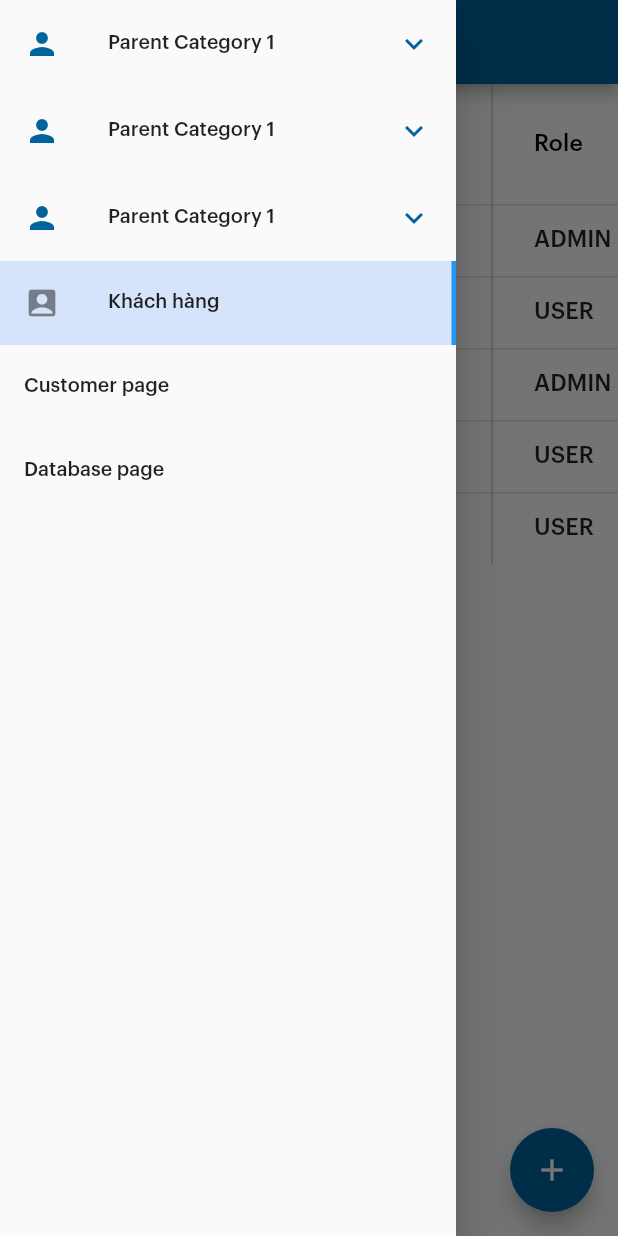
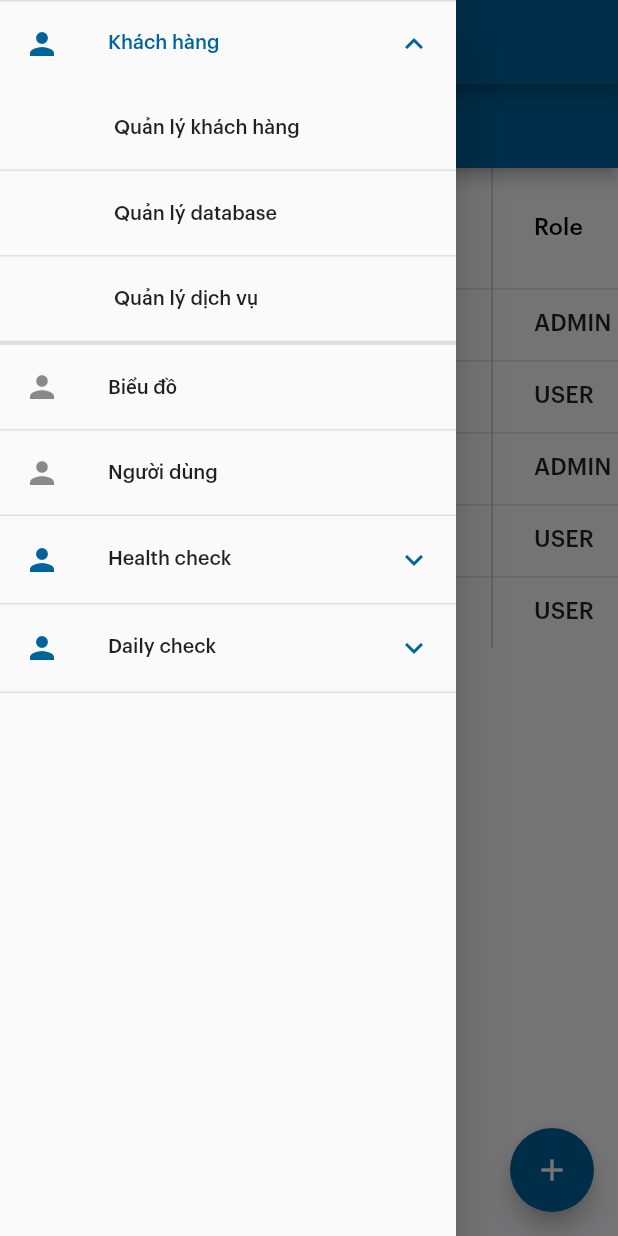
Before and after one commit to ssbdade/temp_good_food, a Flutter app: the screen it shows after launch, in the side drawer, after a tap on "Khách hàng", on a phone screen of 412 x 824 dp. Run offline on Flutter 3.47's test engine with Material 2 defaults, Android fonts, the phone set to English and light mode, and no system bars; our stand-ins replace dropdown_button2, fl_chart, flutter_screenutil, flutter_svg, get, google_fonts.

Commit message:
drawer + manager

```diff
--- a/lib/app/modules/customer_page/views/customer_page_view.dart
+++ b/lib/app/modules/customer_page/views/customer_page_view.dart
@@ -15,6 +15,10 @@ class CustomerPageView extends GetView<CustomerPageController> {
   Widget build(BuildContext context) {
     Get.put(CustomerPageController());
     return Scaffold(
+      appBar: AppBar(
+        title: Text('Người dùng'),
+        centerTitle: true,
+      ),
       body:  SingleChildScrollView(
         scrollDirection: Axis.horizontal,
         child: GetBuilder<CustomerPageController>(builder: (context) {
--- a/lib/app/modules/database_page/views/database_page_view.dart
+++ b/lib/app/modules/database_page/views/database_page_view.dart
@@ -15,6 +15,12 @@ class DatabasePageView extends GetView<DatabasePageController> {
   Widget build(BuildContext context) {
     Get.lazyPut(() => DatabasePageController());
     return Scaffold(
+      appBar: AppBar(
+        centerTitle: true,
+        title: Text(
+          'Quản lý Database',
+        ),
+      ),
       body: SingleChildScrollView(
         scrollDirection: Axis.horizontal,
         child: GetBuilder<DatabasePageController>(builder: (context) {
--- a/lib/app/modules/drawer/controllers/drawer_page_controller.dart
+++ b/lib/app/modules/drawer/controllers/drawer_page_controller.dart
@@ -2,6 +2,7 @@ import 'package:flutter/material.dart';
 import 'package:get/get.dart';
 import 'package:temp_good_food/app/modules/customer_page/views/customer_page_view.dart';
 import 'package:temp_good_food/app/modules/database_page/views/database_page_view.dart';
+import 'package:temp_good_food/app/modules/drawer/views/drawer_view.dart';
 
 class DrawerPageController extends GetxController {
   //TODO: Implement DrawerController
@@ -22,5 +23,9 @@ class DrawerPageController extends GetxController {
     const DatabasePageView(),
   ];
 
+  RxInt selectedIndex = (-1).obs;
+
+  RxList<int> selected = [-1,-1].obs;
+
 
 }
--- a/lib/app/modules/drawer/views/drawer_view.dart
+++ b/lib/app/modules/drawer/views/drawer_view.dart
@@ -1,98 +1,24 @@
-import 'package:expandable/expandable.dart';
 import 'package:flutter/material.dart';
 
 import 'package:get/get.dart';
 import 'package:temp_good_food/app/modules/drawer/controllers/drawer_page_controller.dart';
-import 'package:temp_good_food/app/modules/drawer/views/panl.dart';
+import 'package:temp_good_food/app/routes/app_pages.dart';
+import 'package:temp_good_food/app/utils/theme/app_colors.dart';
 
 class DrawerView extends GetView<DrawerPageController> {
   const DrawerView({Key? key}) : super(key: key);
   @override
   Widget build(BuildContext context) {
-
     return Scaffold(
       appBar: AppBar(
-        title: Obx(() => Text(controller.pages[controller.index.value].toString())),
+        title: Obx(
+            () => Text(controller.pages[controller.index.value].toString())),
         centerTitle: true,
       ),
       drawer: Drawer(
-        child:  ListView(
+        child: ListView(
           children: [
             ListPanel(),
-            // Panel(),
-            // Panel(),
-            // Panel(),
-            // ExpansionTile(
-            //     collapsedTextColor: Colors.blue,
-            //     childrenPadding: const EdgeInsets.all(8.0),
-            //     leading: Icon(
-            //       Icons.account_box,
-            //     ),
-            //     title: ListTile(
-            //       leading: Text(
-            //         'Introduction',
-            //         style: Theme.of(context).textTheme.headline6,
-            //       ),
-            //     ),
-            //     children: [
-            //       ListTile(
-            //         selected: true,
-            //         selectedColor: Colors.red,
-            //         selectedTileColor: Colors.red,
-            //         title: Text(
-            //           'Introduction',
-            //           style: Theme.of(context).textTheme.headline6,
-            //         ),
-            //       ),
-            //       ListTile(
-            //         title: Text(
-            //           'Introduction2',
-            //           style: Theme.of(context).textTheme.headline6,
-            //         ),
-            //       ),
-            //       ListTile(
-            //         title: Text(
-            //           'Introduction3',
-            //           style: Theme.of(context).textTheme.headline6,
-            //         ),
-            //       ),
-            //     ] // Some list of List Tile's or widget of that kind,
-            // ),
-            Container(
-              decoration: BoxDecoration(
-                border: Border(
-                  right: BorderSide(width: 3, color: Colors.blue),
-                ),
-                color: Colors.blueAccent.withOpacity(0.2),
-              ),
-              child: ListTile(
-                title: const Text(
-                  'Khách hàng',
-                ),
-                onTap: () {
-                  controller.onTapDrawerItem(0);
-                },
-                leading: const Icon(
-                  Icons.account_box,
-                ),
-              ),
-            ),
-            ListTile(
-              title: const Text(
-                'Customer page',
-              ),
-              onTap: () {
-                controller.onTapDrawerItem(0);
-              },
-            ),
-            ListTile(
-              title: const Text(
-                'Database page',
-              ),
-              onTap: () {
-                controller.onTapDrawerItem(1);
-              },
-            ),
           ],
         ),
       ),
@@ -104,21 +30,27 @@ class DrawerView extends GetView<DrawerPageController> {
 class Panel extends StatefulWidget {
   const Panel({
     Key? key,
-     required this.itemIndex,
+    required this.panelIndex,
+    required this.panelTitle,
+    required this.titleList,
+    required this.isSelected,
+    required this.onTap,
+    required this.routes,
     // required this.callback
   }) : super(key: key);
- final int itemIndex;
+  final int panelIndex;
+  final bool isSelected;
+  final String panelTitle;
+  final List<String> titleList;
+  final List<String> routes;
+  final Function(int value) onTap;
   // final VoidCallback callback;
-
-
 
   @override
   State<Panel> createState() => _PanelState();
 }
 
 class _PanelState extends State<Panel> {
-  List<int> selectedIndex = [];
-
   // @override
   // void didUpdateWidget(covariant Panel oldWidget) {
   //
@@ -130,32 +62,74 @@ class _PanelState extends State<Panel> {
   //
   //   super.didUpdateWidget(oldWidget);
   // }
+  DrawerPageController controller = Get.find();
   @override
   Widget build(BuildContext context) {
-    List<Widget> listItem = List.generate(3, (index) => ListTile(
-      selected: selectedIndex == [index, widget.itemIndex],
-      selectedTileColor: Colors.red,
-      title: Padding(
-        padding: EdgeInsets.only(left:60),
-        child: Text("Child Category $index}"),
+    // List<Widget> listItem = List.generate(3, (index) => ListTile(
+    //     selected: controller.selectedIndex == [index, widget.panelIndex],
+    //     selectedTileColor: Colors.red,
+    //     title: Padding(
+    //       padding: EdgeInsets.only(left:60),
+    //       child: Text("Child Category $index}"),
+    //     ),
+    //     onTap: (){
+    //       //action on press
+    //       print(index);
+    //       setState(() {
+    //         controller.selectedIndex = [index, widget.panelIndex];
+    //         print([index, widget.panelIndex]);
+    //       });
+    //       // widget.callback();
+    //     },
+    //   ),
+    // );
+    return Container(
+      decoration: BoxDecoration(
+        border: Border(
+            bottom: BorderSide(
+              color: Colors.black.withOpacity(0.1), width: 1,
+            )
         ),
-      onTap: (){
-        //action on press
-        print(index);
-        setState(() {
-          selectedIndex = [index, widget.itemIndex];
-          print(selectedIndex);
-          print([index, widget.itemIndex]);
-        });
-        // widget.callback();
-      },
-    ),);
-    return ExpansionTile(
-
-      title: Text("Parent Category 1"),
+      ),
+      child: ExpansionTile(
+        title: Text(widget.panelTitle),
         leading: Icon(Icons.person), //add icon
         // childrenPadding: EdgeInsets.only(left:60), //children padding
-      children: listItem,
+        children: List.generate(
+          widget.titleList.length,
+          (index) => Obx(
+            () => Container(
+              decoration: BoxDecoration(
+                  border: Border(
+                left: controller.selected[0] == widget.panelIndex &&
+                        controller.selectedIndex.value == index
+                    ? BorderSide(color: Color(0xFF240066), width: 4)
+                    : BorderSide.none,
+                      bottom: BorderSide(
+                        color: Colors.black.withOpacity(0.1), width: 1,
+                      )
+              )),
+              child: ListTile(
+                  selected: controller.selected[0] == widget.panelIndex &&
+                      controller.selectedIndex.value == index,
+                  selectedTileColor: const Color(0xFF4D7FF8).withOpacity(0.1),
+                  selectedColor: HexColor('#1E3161'),
+                  title: Padding(
+                    padding: EdgeInsets.only(left: 60),
+                    child: Text(
+                      widget.titleList[index],
+                    ),
+                  ),
+                  onTap: () {
+                    widget.onTap(index);
+                    controller.update();
+                    print(controller.selected);
+                    Routes.toNamed(widget.routes[index]);
+                  }),
+            ),
+          ),
+        ),
+      ),
     );
   }
 }
@@ -168,13 +142,113 @@ class ListPanel extends StatefulWidget {
 }
 
 class _ListPanelState extends State<ListPanel> {
-  int selected= 0;
+  DrawerPageController controller = Get.find();
   @override
   Widget build(BuildContext context) {
     return Column(
-      children: List.generate(3, (index) => Panel(
-         itemIndex: index,
+      children: List.generate(
+        drawerTitle.length,
+        (index) {
+          if(drawerTitle[index]['list'] == 'none') {
+            return Obx(
+                  () => Container(
+                decoration: BoxDecoration(
+                    border: Border(
+                      left: controller.selected[0] == index
+                          ? const BorderSide(color: Color(0xFF240066), width: 4)
+                          : BorderSide.none,
+                      bottom: BorderSide(
+                        color: Colors.black.withOpacity(0.1), width: 1,
+                      )
                     )),
+                child: ListTile(
+                  leading: Icon(Icons.person),
+                    selected: controller.selected[0] == index,
+                    selectedTileColor: const Color(0xFF4D7FF8).withOpacity(0.1),
+                    selectedColor: HexColor('#1E3161'),
+                    title: Text(
+                      drawerTitle[index]['name'],
+                    ),
+                    onTap: () {
+                      controller.update();
+                      controller.selected[0] = index;
+                      print(controller.selected);
+                      Routes.toNamed(drawerTitle[index]['routes']);
+                    }),
+              ),
+            );
+          }
+          else {
+            return Obx(
+                  () => Panel(
+                isSelected: controller.selected[0] == index &&
+                    controller.selected[1] == controller.selectedIndex.value,
+                panelIndex: index,
+                panelTitle: drawerTitle[index]['name'],
+                titleList: drawerTitle[index]['list'],
+                routes: drawerTitle[index]['routes'],
+                onTap: (value) {
+                  controller.selectedIndex.value = value;
+                  controller.selected.value = [index, value];
+                  // print(controller.selected);
+                },
+              ),
             );
           }
         }
+      ),
+    );
+  }
+}
+
+List<dynamic> drawerTitle = [
+  {
+    'name': 'Khách hàng',
+    'list': [
+      'Quản lý khách hàng',
+      'Quản lý database',
+      'Quản lý dịch vụ',
+    ],
+    'routes': [
+      '/customer_manager',
+      '/database_manager',
+      '/service_manager',
+    ]
+  },
+  {
+    'name': 'Biểu đồ',
+    'list': 'none',
+    'routes': '/stats',
+  },
+  {
+    'name': 'Người dùng',
+    'list': 'none',
+    'routes': '/customer',
+  },
+  {
+    'name': 'Health check',
+    'list': [
+      'Tạo báo báo',
+      'Quản lý báo cáo',
+    ],
+    'routes': [
+      '/hc_create_report',
+      '/hc_report_manager',
+    ]
+  },
+  {
+    'name': 'Daily check',
+    'list': [
+      'Tạo báo cáo',
+      'Quản lý báo cáo',
+      'Xem dữ liệu',
+      'Quản lý lock',
+    ],
+    'routes': [
+      '/daily_create_report',
+      '/daily_report_manager',
+      '/stats',
+      '/log_manager',
+    ]
+  }
+];
--- a/lib/app/routes/app_pages.dart
+++ b/lib/app/routes/app_pages.dart
@@ -1,5 +1,7 @@
 import 'package:get/get.dart';
 
+import '../modules/customer_manager/bindings/customer_manager_binding.dart';
+import '../modules/customer_manager/views/customer_manager_view.dart';
 import '../modules/customer_page/bindings/customer_page_binding.dart';
 import '../modules/customer_page/views/customer_page_view.dart';
 import '../modules/database_page/bindings/database_page_binding.dart';
@@ -30,5 +32,10 @@ class AppPages {
       page: () => const CustomerPageView(),
       binding: CustomerPageBinding(),
     ),
+    GetPage(
+      name: _Paths.CUSTOMER_MANAGER,
+      page: () => const CustomerManagerView(),
+      binding: CustomerManagerBinding(),
+    ),
   ];
 }
--- a/lib/app/routes/app_routes.dart
+++ b/lib/app/routes/app_routes.dart
@@ -41,6 +41,7 @@ abstract class Routes {
   static const MYCOUNTRY_STATS = _Paths.MYCOUNTRY_STATS;
   static const GLOBAL_STATS = _Paths.GLOBAL_STATS;
   static const DRAWER = _Paths.DRAWER;
+  static const CUSTOMER_MANAGER = _Paths.CUSTOMER_MANAGER;
 }
 
 /* * Routes cho app
@@ -66,7 +67,8 @@ abstract class _Paths {
   static const ALERT = '/alert';
   static const MYCOUNTRY_STATS = '/mycountry-stats';
   static const GLOBAL_STATS = '/global-stats';
-  static const DATABASE = '/database';
+  static const DATABASE = '/database_manager';
   static const CUSTOMER = '/customer';
   static const DRAWER = '/drawer';
+  static const CUSTOMER_MANAGER = '/customer_manager';
 }
```
Also changed, not shown: lib/app/data/customer_data.dart (added, +70 -0 lines), lib/app/models/customer.dart (added, +18 -0 lines), lib/app/modules/customer_manager/bindings/customer_manager_binding.dart (added, +12 -0 lines), lib/app/modules/customer_manager/controllers/customer_manager_controller.dart (added, +8 -0 lines), lib/app/modules/customer_manager/views/customer_manager_view.dart (added, +46 -0 lines), lib/app/modules/customer_manager/views/expand_tile.dart (added, +232 -0 lines). Lines whose indentation alone changed are shown as unchanged.
